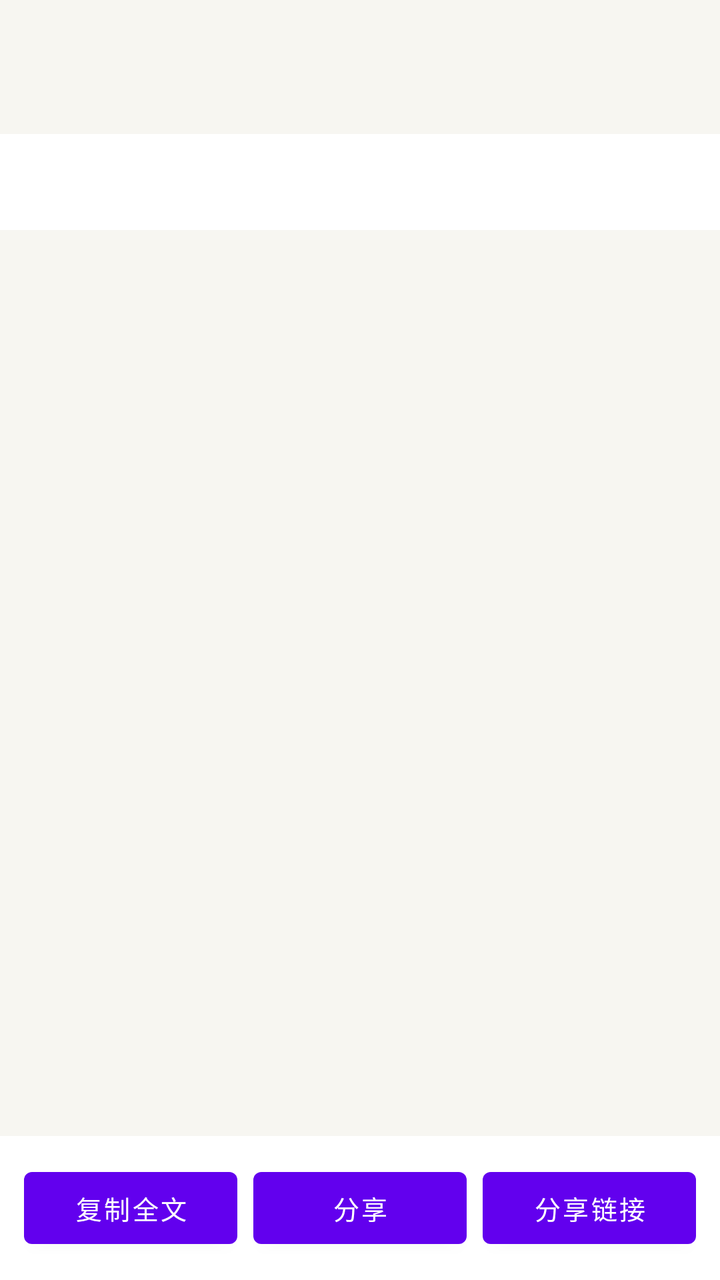
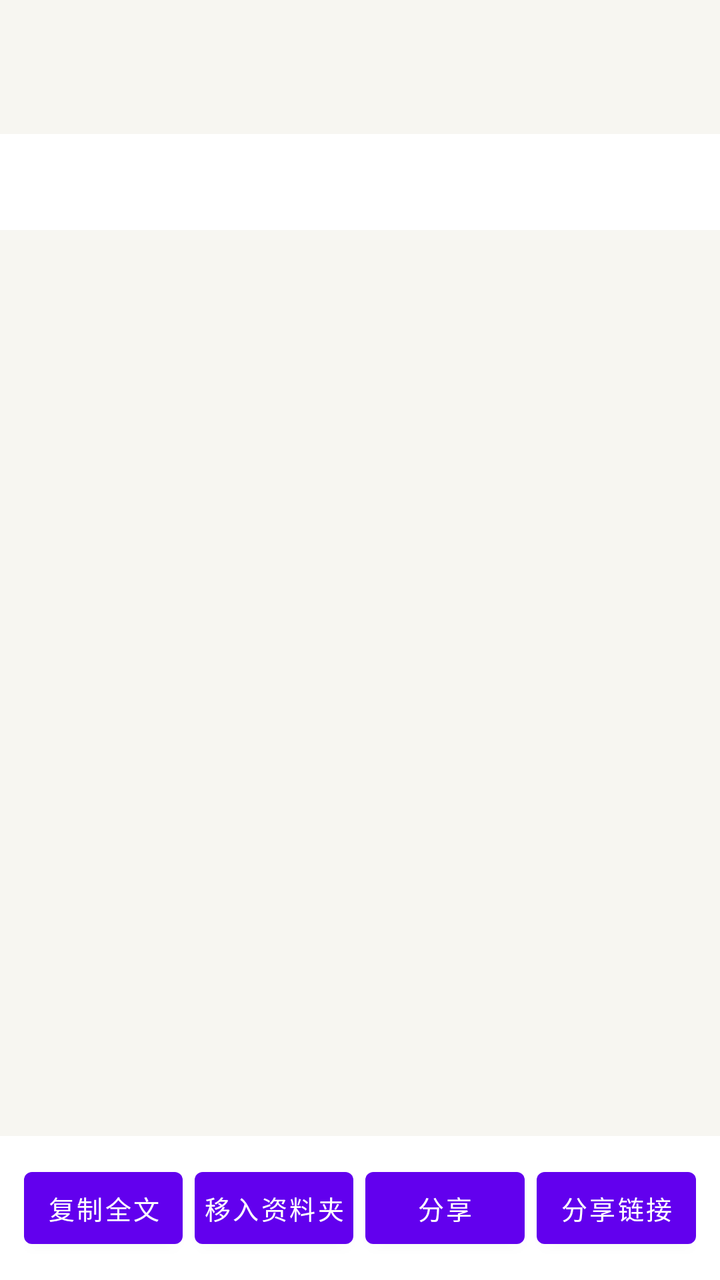

An Android layout rendered at two revisions. The XML below is the earlier revision; the diff shows what the commit changed to produce the second picture.
<!-- AndroidManifest.xml: application theme Theme.LiteBrowser -->
<!-- res/layout/activity_asr_result.xml -->
<?xml version="1.0" encoding="utf-8"?>
<LinearLayout xmlns:android="http://schemas.android.com/apk/res/android"
    xmlns:app="http://schemas.android.com/apk/res-auto"
    android:layout_width="match_parent"
    android:layout_height="match_parent"
    android:orientation="vertical"
    android:background="#F7F6F1">

    <TextView
        android:id="@+id/asr_title"
        android:layout_width="match_parent"
        android:layout_height="wrap_content"
        android:paddingStart="20dp"
        android:paddingEnd="20dp"
        android:paddingTop="16dp"
        android:textSize="17sp"
        android:textStyle="bold"
        android:textColor="#212121"
        android:maxLines="1"
        android:ellipsize="end" />

    <TextView
        android:id="@+id/asr_meta"
        android:layout_width="match_parent"
        android:layout_height="wrap_content"
        android:paddingStart="20dp"
        android:paddingEnd="20dp"
        android:paddingTop="4dp"
        android:textSize="12sp"
        android:textColor="#8A8A8A" />

    <com.google.android.material.tabs.TabLayout
        android:id="@+id/asr_tabs"
        android:layout_width="match_parent"
        android:layout_height="wrap_content"
        android:layout_marginTop="8dp"
        android:background="#FFFFFF"
        app:tabIndicatorColor="#1565C0"
        app:tabSelectedTextColor="#1565C0"
        app:tabTextColor="#666666" />

    <FrameLayout
        android:layout_width="match_parent"
        android:layout_height="0dp"
        android:layout_weight="1">

        
        <ScrollView
            android:id="@+id/page_result"
            android:layout_width="match_parent"
            android:layout_height="match_parent">

            <LinearLayout
                android:layout_width="match_parent"
                android:layout_height="wrap_content"
                android:orientation="vertical"
                android:paddingStart="20dp"
                android:paddingEnd="20dp"
                android:paddingBottom="16dp">

                <Button
                    android:id="@+id/asr_toggle_lang"
                    android:layout_width="wrap_content"
                    android:layout_height="wrap_content"
                    android:layout_marginTop="6dp"
                    android:minHeight="36dp"
                    android:paddingStart="14dp"
                    android:paddingEnd="14dp"
                    android:textSize="13sp"
                    android:visibility="gone" />

                <LinearLayout
                    android:id="@+id/asr_container"
                    android:layout_width="match_parent"
                    android:layout_height="wrap_content"
                    android:orientation="vertical"
                    android:layout_marginTop="4dp" />
            </LinearLayout>
        </ScrollView>

        
        <ScrollView
            android:id="@+id/page_ai"
            android:layout_width="match_parent"
            android:layout_height="match_parent"
            android:visibility="gone">

            <LinearLayout
                android:id="@+id/asr_ai_container"
                android:layout_width="match_parent"
                android:layout_height="wrap_content"
                android:orientation="vertical"
                android:padding="20dp" />
        </ScrollView>
    </FrameLayout>

    <LinearLayout
        android:layout_width="match_parent"
        android:layout_height="wrap_content"
        android:orientation="horizontal"
        android:padding="12dp"
        android:background="#FFFFFF">

        <Button
            android:id="@+id/asr_btn_copy"
            android:layout_width="0dp"
            android:layout_height="wrap_content"
            android:layout_weight="1"
            android:layout_marginEnd="4dp"
            android:padding="0dp"
            android:text="@string/asr_btn_copy"
            android:textSize="13sp" />

        <Button
            android:id="@+id/asr_btn_share"
            android:layout_width="0dp"
            android:layout_height="wrap_content"
            android:layout_weight="1"
            android:layout_marginHorizontal="4dp"
            android:padding="0dp"
            android:text="@string/asr_btn_share"
            android:textSize="13sp" />

        <Button
            android:id="@+id/asr_btn_share_link"
            android:layout_width="0dp"
            android:layout_height="wrap_content"
            android:layout_weight="1"
            android:layout_marginStart="4dp"
            android:padding="0dp"
            android:text="@string/asr_btn_share_link"
            android:textSize="13sp" />
    </LinearLayout>
</LinearLayout>
<!-- resources referenced by this layout -->
<resources>
  <string name="asr_btn_copy">复制全文</string>
  <string name="asr_btn_share">分享</string>
  <string name="asr_btn_share_link">分享链接</string>
  <style name="Theme.LiteBrowser" parent="Theme.MaterialComponents.DayNight.NoActionBar">
          <item name="colorPrimary">@color/purple_500</item>
          <item name="colorPrimaryVariant">@color/purple_700</item>
          <item name="colorOnPrimary">@color/white</item>
          <item name="android:statusBarColor">@android:color/transparent</item>
          <item name="android:navigationBarColor">@android:color/transparent</item>
          <item name="android:windowLightStatusBar" tools:targetApi="23">false</item>
      </style>
  <color name="purple_500">#6200EE</color>
  <color name="purple_700">#3700B3</color>
  <color name="white">#FFFFFF</color>
</resources>

<!-- the commit's change to res/layout/activity_asr_result.xml (unified diff, before → after) -->
@@ -101,34 +101,57 @@
         android:padding="12dp"
         android:background="#FFFFFF">
 
+        
         <Button
             android:id="@+id/asr_btn_copy"
             android:layout_width="0dp"
             android:layout_height="wrap_content"
             android:layout_weight="1"
-            android:layout_marginEnd="4dp"
+            android:layout_marginEnd="3dp"
+            android:maxLines="1"
             android:padding="0dp"
             android:text="@string/asr_btn_copy"
-            android:textSize="13sp" />
+            android:textSize="13sp"
+            android:insetLeft="0dp"
+            android:insetRight="0dp" />
+
+        <Button
+            android:id="@+id/asr_btn_move_folder"
+            android:layout_width="0dp"
+            android:layout_height="wrap_content"
+            android:layout_weight="1"
+            android:layout_marginHorizontal="3dp"
+            android:maxLines="1"
+            android:padding="0dp"
+            android:text="@string/asr_btn_move_folder"
+            android:textSize="13sp"
+            android:insetLeft="0dp"
+            android:insetRight="0dp" />
 
         <Button
             android:id="@+id/asr_btn_share"
             android:layout_width="0dp"
             android:layout_height="wrap_content"
             android:layout_weight="1"
-            android:layout_marginHorizontal="4dp"
+            android:layout_marginHorizontal="3dp"
+            android:maxLines="1"
             android:padding="0dp"
             android:text="@string/asr_btn_share"
-            android:textSize="13sp" />
+            android:textSize="13sp"
+            android:insetLeft="0dp"
+            android:insetRight="0dp" />
 
         <Button
             android:id="@+id/asr_btn_share_link"
             android:layout_width="0dp"
             android:layout_height="wrap_content"
             android:layout_weight="1"
-            android:layout_marginStart="4dp"
+            android:layout_marginStart="3dp"
+            android:maxLines="1"
             android:padding="0dp"
             android:text="@string/asr_btn_share_link"
-            android:textSize="13sp" />
+            android:textSize="13sp"
+            android:insetLeft="0dp"
+            android:insetRight="0dp" />
     </LinearLayout>
 </LinearLayout>
<!-- resource entries referenced after the edit -->
@@ -1,6 +1,7 @@
 <!-- resources referenced by this layout -->
 <resources>
   <string name="asr_btn_copy">复制全文</string>
+  <string name="asr_btn_move_folder">移入资料夹</string>
   <string name="asr_btn_share">分享</string>
   <string name="asr_btn_share_link">分享链接</string>
   <style name="Theme.LiteBrowser" parent="Theme.MaterialComponents.DayNight.NoActionBar">
